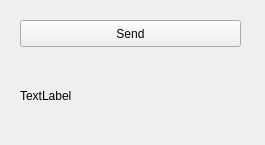
The window that widget.ui (dankrusi/ExtPlane-ATC) describes before a commit, drawn with Qt 5.
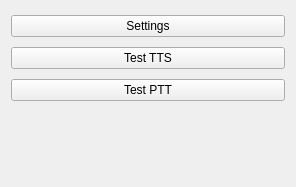
The same window after the commit.

What changed in the file:
```diff
--- a/widget.ui
+++ b/widget.ui
@@ -6,39 +6,55 @@
    <rect>
     <x>0</x>
     <y>0</y>
-    <width>265</width>
-    <height>145</height>
+    <width>296</width>
+    <height>187</height>
    </rect>
   </property>
   <property name="windowTitle">
    <string>Widget</string>
   </property>
-  <widget class="QPushButton" name="pushButton">
-   <property name="geometry">
-    <rect>
-     <x>20</x>
-     <y>20</y>
-     <width>221</width>
-     <height>27</height>
-    </rect>
-   </property>
+  <layout class="QVBoxLayout" name="verticalLayout">
+   <item>
+    <widget class="QPushButton" name="buttonSettings">
+     <property name="text">
+      <string>Settings</string>
+     </property>
+    </widget>
+   </item>
+   <item>
+    <widget class="QPushButton" name="buttonTestTTS">
    <property name="text">
-    <string>Send</string>
-   </property>
-  </widget>
+      <string>Test TTS</string>
+     </property>
+    </widget>
+   </item>
+   <item>
+    <widget class="QPushButton" name="buttonTestPTT">
+     <property name="text">
+      <string>Test PTT</string>
+     </property>
+    </widget>
+   </item>
+   <item>
   <widget class="QLabel" name="label">
-   <property name="geometry">
-    <rect>
-     <x>20</x>
-     <y>60</y>
-     <width>221</width>
-     <height>71</height>
-    </rect>
+     <property name="sizePolicy">
+      <sizepolicy hsizetype="MinimumExpanding" vsizetype="MinimumExpanding">
+       <horstretch>0</horstretch>
+       <verstretch>0</verstretch>
+      </sizepolicy>
+     </property>
+     <property name="maximumSize">
+      <size>
+       <width>200</width>
+       <height>60</height>
+      </size>
    </property>
    <property name="text">
-    <string>TextLabel</string>
-   </property>
-  </widget>
+      <string/>
+     </property>
+    </widget>
+   </item>
+  </layout>
  </widget>
  <layoutdefault spacing="6" margin="11"/>
  <resources/>
```
Lines whose indentation alone changed are shown as unchanged.
